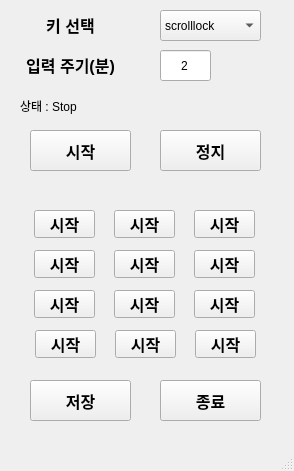
Old version of the form Python/AutoKey.ui in the repository kwon0516/Personal.
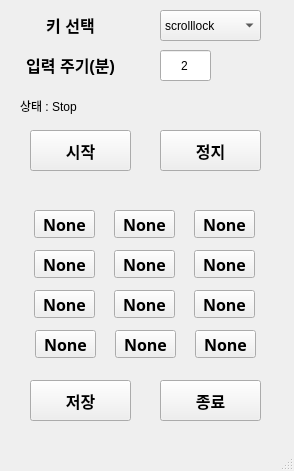
New version of the form.

Commit message: 1. 프리퍼런스에 한글 있으면 유니코드 에러 떠서 영어로 변경

What changed in the file:
```diff
--- a/Python/AutoKey.ui
+++ b/Python/AutoKey.ui
@@ -154,7 +154,7 @@
      </font>
     </property>
     <property name="text">
-     <string>시작</string>
+     <string>None</string>
     </property>
    </widget>
    <widget class="QPushButton" name="pushButton_hotkey_0_2">
@@ -175,7 +175,7 @@
      </font>
     </property>
     <property name="text">
-     <string>시작</string>
+     <string>None</string>
     </property>
    </widget>
    <widget class="QPushButton" name="pushButton_hotkey_0_0">
@@ -196,7 +196,7 @@
      </font>
     </property>
     <property name="text">
-     <string>시작</string>
+     <string>None</string>
     </property>
    </widget>
    <widget class="QPushButton" name="pushButton_hotkey_1_2">
@@ -217,7 +217,7 @@
      </font>
     </property>
     <property name="text">
-     <string>시작</string>
+     <string>None</string>
     </property>
    </widget>
    <widget class="QPushButton" name="pushButton_hotkey_1_0">
@@ -238,7 +238,7 @@
      </font>
     </property>
     <property name="text">
-     <string>시작</string>
+     <string>None</string>
     </property>
    </widget>
    <widget class="QPushButton" name="pushButton_hotkey_1_1">
@@ -259,7 +259,7 @@
      </font>
     </property>
     <property name="text">
-     <string>시작</string>
+     <string>None</string>
     </property>
    </widget>
    <widget class="QPushButton" name="pushButton_hotkey_2_2">
@@ -280,7 +280,7 @@
      </font>
     </property>
     <property name="text">
-     <string>시작</string>
+     <string>None</string>
     </property>
    </widget>
    <widget class="QPushButton" name="pushButton_hotkey_2_0">
@@ -301,7 +301,7 @@
      </font>
     </property>
     <property name="text">
-     <string>시작</string>
+     <string>None</string>
     </property>
    </widget>
    <widget class="QPushButton" name="pushButton_hotkey_2_1">
@@ -322,7 +322,7 @@
      </font>
     </property>
     <property name="text">
-     <string>시작</string>
+     <string>None</string>
     </property>
    </widget>
    <widget class="QPushButton" name="pushButton_hotkey_3_1">
@@ -343,7 +343,7 @@
      </font>
     </property>
     <property name="text">
-     <string>시작</string>
+     <string>None</string>
     </property>
    </widget>
    <widget class="QPushButton" name="pushButton_hotkey_3_2">
@@ -364,7 +364,7 @@
      </font>
     </property>
     <property name="text">
-     <string>시작</string>
+     <string>None</string>
     </property>
    </widget>
    <widget class="QPushButton" name="pushButton_hotkey_3_0">
@@ -385,7 +385,7 @@
      </font>
     </property>
     <property name="text">
-     <string>시작</string>
+     <string>None</string>
     </property>
    </widget>
    <widget class="QPushButton" name="pushButton_Exit">
```
